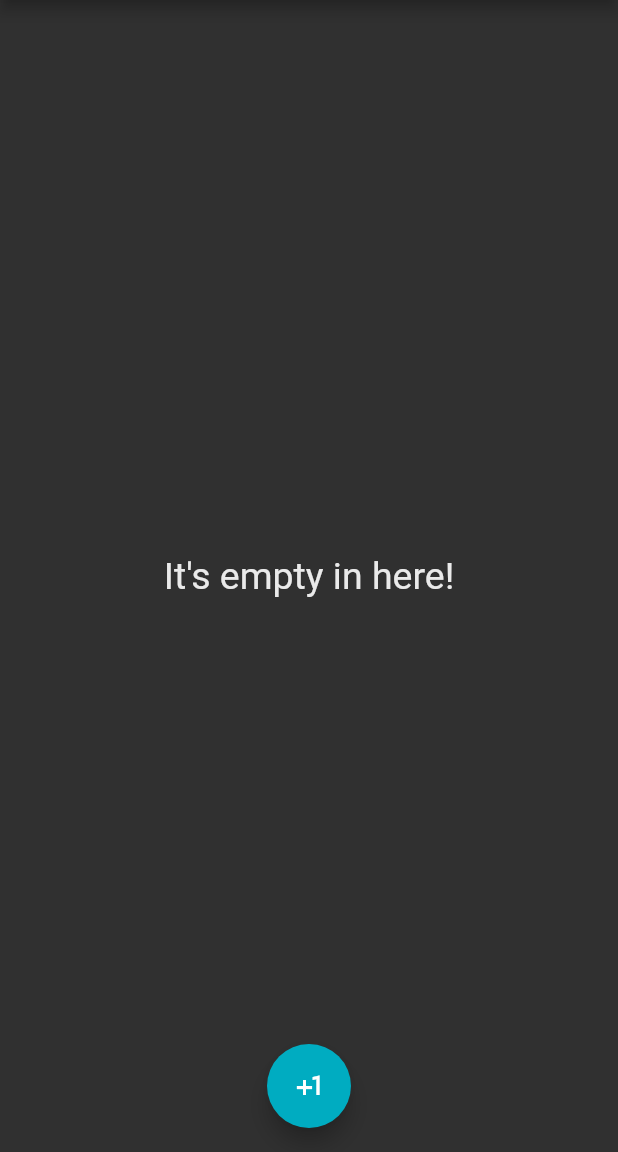
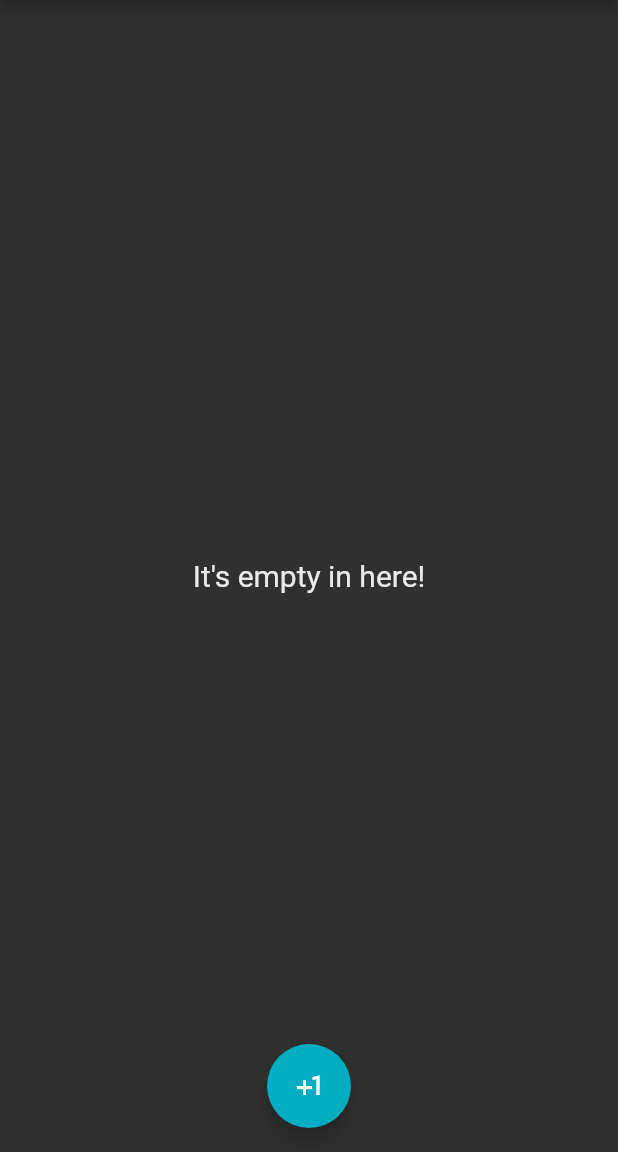
Before and after one commit to vangeytedvg/TodoOnFire, a Flutter app: the DashboardPage screen opened by its route, on a phone screen of 412 x 824 dp, the part 84-1236 px from its top. Run offline on Flutter 3.47's test engine with Material 2 defaults, Android fonts, the phone set to English and light mode, and no system bars; our stand-ins replace cloud_firestore, datetime_picker_formfield, eva_icons_flutter, feather_icons_flutter, firebase_auth; missing offline and left inert: grouped_buttons; accounts and stored records are empty; Roboto replaces fonts that are missing (Arino).

Commit message:
minor bug fixes

```diff
--- a/todo_onfire/lib/components/animitem.dart
+++ b/todo_onfire/lib/components/animitem.dart
@@ -1,3 +1,7 @@
+/*
+  This widget shows an animated text used in the
+  dashboard.
+*/
 import 'package:flutter/material.dart';
 
 class AnimEmptyBox extends StatefulWidget {
@@ -39,7 +43,7 @@ class _AnimEmptyBoxState extends State<AnimEmptyBox>
           child: FadeTransition(
         opacity: _animation,
         //child: Transform.rotate(child: Text("It's empty in Here!!"), angle: _animation.value,)),
-        child: Text("It's empty in here!", style: TextStyle(fontSize: 25.0),),
+        child: Text("It's empty in here!", style: TextStyle(fontSize: 20.0),),
       )),
     ));
   }
--- a/todo_onfire/lib/screens/dashboard.dart
+++ b/todo_onfire/lib/screens/dashboard.dart
@@ -167,7 +167,7 @@ class _DashboardPageState extends State<DashboardPage> {
             builder: (context, AsyncSnapshot<QuerySnapshot> snapshot) {
               // Workaround for the builder null error
               if (snapshot.hasError) return new Text('${snapshot.error}');
-              if (snapshot.data == null) { return Text("Ooeps");}
+              if (snapshot?.data == null) { return Text("");}
               if (snapshot?.data?.documents?.length == 0) {
                 print("Ukkeldepukkel >>>>>>");
                 //return new Center(child: _showEmptyInHere());
@@ -552,12 +552,4 @@ class _DashboardPageState extends State<DashboardPage> {
     return null;
   }
 
-  /*
-    Is displayed when the listview's stream has no data
-  */
-  _showEmptyInHere() {
-    return new Center(
-      child: Text("Hey, it's empty in here!!"),
-    );
 }
-}
```
Lines whose indentation alone changed are shown as unchanged.
